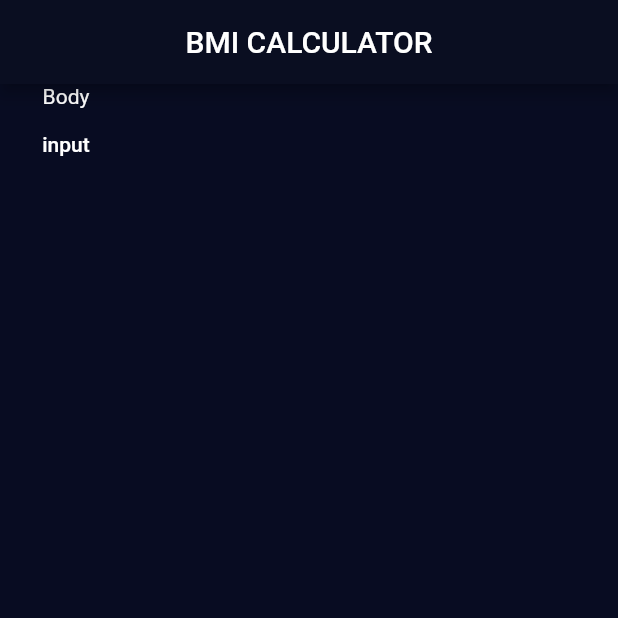
After one commit to Naxalov/BMICALCULATOR, a Flutter app: the screen it shows after launch, on a phone screen of 412 x 824 dp, the top half of it. The commit adds this screen. Run offline on Flutter 3.47's test engine with Material 2 defaults, Android fonts, the phone set to English and light mode, and no system bars; our stand-ins replace font_awesome_flutter.

Commit message:
add ThemeData

```diff
--- a/lib/main.dart
+++ b/lib/main.dart
@@ -1,4 +1,5 @@
 import 'package:bmi_calculator/screen/home.dart';
+import 'package:bmi_calculator/screen/inputPage.dart';
 import 'package:flutter/material.dart';
 
 void main() => runApp(MyApp());
@@ -9,10 +10,13 @@ class MyApp extends StatelessWidget {
   Widget build(BuildContext context) {
     return MaterialApp(
       title: 'Flutter Demo',
-      theme: ThemeData(
-        primarySwatch: Colors.blue,
+      theme: ThemeData.dark().copyWith(
+        primaryColor: Color(0xFF0A0E21),
+        scaffoldBackgroundColor: Color(0xFF080C22),
+
+
       ),
-      home: Home(),
+      home: InputPage(),
     );
   }
 }
--- /dev/null
+++ b/lib/screen/inputPage.dart
@@ -0,0 +1,28 @@
+import 'package:flutter/material.dart';
+
+class InputPage extends StatefulWidget {
+  @override
+  _InputPageState createState() => _InputPageState();
+}
+
+class _InputPageState extends State<InputPage> {
+  @override
+  Widget build(BuildContext context) {
+    return Scaffold(
+      appBar: AppBar(
+       title: Text('BMI CALCULATOR'),
+        centerTitle: true,
+      ),
+      body:Container(
+        child: Column(
+          children: <Widget>[
+            Text('Body'),
+            FlatButton(
+              child: Text('input'), onPressed: () {},
+            )
+          ],
+        ),
+      ),
+    ) ;
+  }
+}
```
